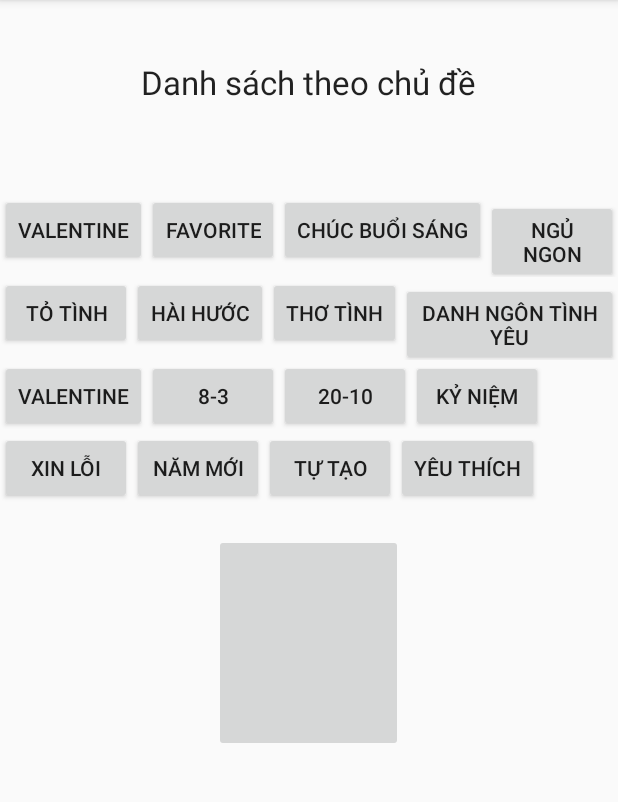
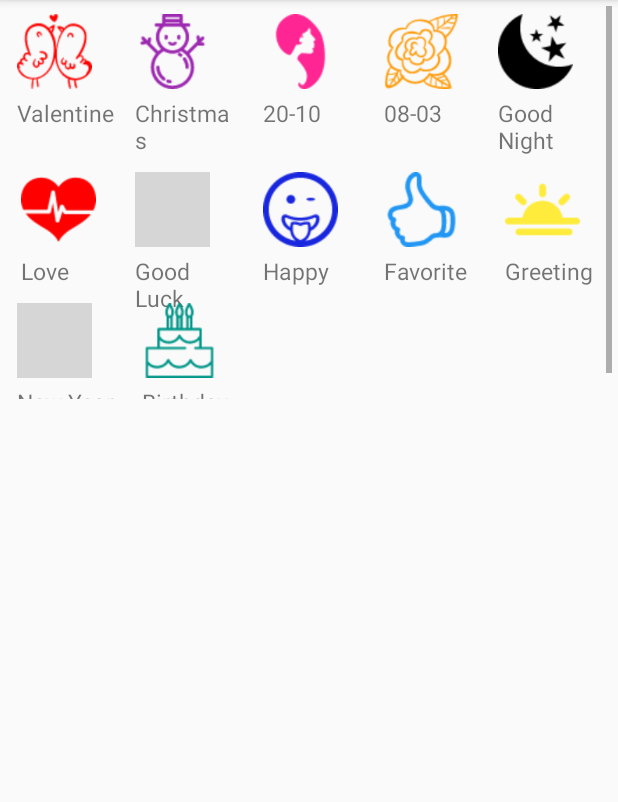
Before and after one commit to DuongThuyUIT/SMSKute, an Android app: the screen it shows after launch (ListTopic), after a tap on an icon or button, on a phone screen of 412 x 824 dp, the part 84-886 px from its top. Run offline under Robolectric (Android 15) with nearby library versions, the phone set to English and light mode, and no system bars; grey boxes are pictures that could not be loaded.

Commit message:
Commit_20/12

```diff
--- /dev/null
+++ b/app/src/main/java/com/duongtran/smskute/CustomGridViewAdapter.java
@@ -0,0 +1,60 @@
+package com.duongtran.smskute;
+
+import android.app.Activity;
+import android.content.Context;
+import android.view.LayoutInflater;
+import android.view.View;
+import android.view.ViewGroup;
+import android.widget.ArrayAdapter;
+import android.widget.ImageView;
+import android.widget.TextView;
+
+import java.util.ArrayList;
+
+/**
+ * Created by thuydao on 20/12/2015.
+ */
+public class CustomGridViewAdapter extends ArrayAdapter<Item> {
+    Context context;
+    int layoutResourceId;
+    ArrayList<Item> data = new ArrayList<Item>();
+
+    public CustomGridViewAdapter(Context context, int layoutResourceId,
+                                 ArrayList<Item> data) {
+        super(context, layoutResourceId, data);
+        this.layoutResourceId = layoutResourceId;
+        this.context = context;
+        this.data = data;
+    }
+
+    @Override
+    public View getView(int position, View convertView, ViewGroup parent) {
+        View row = convertView;
+        RecordHolder holder = null;
+
+        if (row == null) {
+            LayoutInflater inflater = ((Activity) context).getLayoutInflater();
+            row = inflater.inflate(layoutResourceId, parent, false);
+
+            holder = new RecordHolder();
+            holder.txtTitle = (TextView) row.findViewById(R.id.item_text);
+            holder.imageItem = (ImageView) row.findViewById(R.id.item_image);
+            row.setTag(holder);
+        } else {
+            holder = (RecordHolder) row.getTag();
+        }
+
+        Item item = data.get(position);
+        holder.txtTitle.setText(item.getTitle());
+        holder.imageItem.setImageBitmap(item.getImage());
+
+        return row;
+
+    }
+
+    static class RecordHolder {
+        TextView txtTitle;
+        ImageView imageItem;
+
+    }
+}
--- a/app/src/main/java/com/duongtran/smskute/DetailSMS.java
+++ b/app/src/main/java/com/duongtran/smskute/DetailSMS.java
@@ -2,6 +2,8 @@ package com.duongtran.smskute;
 
 import android.app.Activity;
 import android.app.AlertDialog;
+import android.content.ClipData;
+import android.content.ClipboardManager;
 import android.content.DialogInterface;
 import android.content.Intent;
 import android.support.v7.app.AppCompatActivity;
@@ -50,10 +52,13 @@ public class DetailSMS extends Activity {
             list =  db.getSMSLiked();
         else
             list =  db.getSMS(topic);
-
+        if(list.size() == 0){
+            Toast toast=Toast.makeText(this, "Chủ đề này chưa có SMS nào nhé bợn!",   Toast.LENGTH_SHORT);
+            toast.show();
+        }
+        else {
             this.arrSMS.addAll(list);
             //Khởi tạo đối tượng adapter và gán Data source
-
             adapter = new ArrayAdapterSMS(
                     this,
                     R.layout.item_sms,// lấy custom layout
@@ -61,6 +66,9 @@ public class DetailSMS extends Activity {
             lvSMS.setAdapter(adapter);//gán
 
             registerForContextMenu(this.lvSMS);
+        }
+
+
     }
 
     @Override
@@ -105,11 +113,19 @@ public class DetailSMS extends Activity {
             db.updateSMS(selectedSMS);
             this.needRefresh = true;
         }
+        else
+        if(item.getItemId() == MENU_ITEM_SHARE){
+            Intent sharingIntent = new Intent(Intent.ACTION_SEND);
+            sharingIntent.setType("text/plain");
+            sharingIntent.putExtra(android.content.Intent.EXTRA_TEXT, selectedSMS.getContent());
+            ((ClipboardManager) getSystemService(this.CLIPBOARD_SERVICE)).setText(selectedSMS.getContent());
+            startActivity(Intent.createChooser(sharingIntent, "Share using"));
+        }
         return true;
     }
 
     // Người dùng đồng ý xóa một SMS.
-    private void deleteSMS(SMS sms)  {
+    private void deleteSMS(SMS sms) {
         MyDatabaseHelper db = new MyDatabaseHelper(this);
         db.deleteSMS(sms);
         this.arrSMS.remove(sms);
--- /dev/null
+++ b/app/src/main/java/com/duongtran/smskute/Item.java
@@ -0,0 +1,28 @@
+package com.duongtran.smskute;
+
+import android.graphics.Bitmap;
+
+public class Item {
+    Bitmap image;
+    String title;
+
+    public Item(Bitmap image, String title) {
+        super();
+        this.image = image;
+        this.title = title;
+    }
+    public Bitmap getImage() {
+        return image;
+    }
+    public void setImage(Bitmap image) {
+        this.image = image;
+    }
+    public String getTitle() {
+        return title;
+    }
+    public void setTitle(String title) {
+        this.title = title;
+    }
+
+
+}
--- a/app/src/main/java/com/duongtran/smskute/ListTopic.java
+++ b/app/src/main/java/com/duongtran/smskute/ListTopic.java
@@ -1,58 +1,144 @@
 package com.duongtran.smskute;
 
+import android.content.ClipData;
 import android.content.Intent;
+import android.graphics.Bitmap;
+import android.graphics.BitmapFactory;
 import android.support.v7.app.AppCompatActivity;
 import android.os.Bundle;
 import android.view.View;
+import android.widget.AdapterView;
 import android.widget.Button;
+import android.widget.GridView;
 import android.widget.ImageButton;
+import android.widget.TextView;
+
+import java.util.ArrayList;
 
 public class ListTopic extends AppCompatActivity {
 
     Button btnValentine  = null;
     Button btnFavorite  = null;
 
+    GridView gridView;
+    ArrayList<Item> gridArray = new ArrayList<Item>();
+    CustomGridViewAdapter customGridAdapter;
+
     @Override
     protected void onCreate(Bundle savedInstanceState) {
         super.onCreate(savedInstanceState);
         setContentView(R.layout.activity_list_topic);
 
-        btnValentine=(Button) findViewById(R.id.btn_Valentine);
-        btnValentine.setOnClickListener(new eventTopic());
+        //set grid view item
+        Bitmap happy = BitmapFactory.decodeResource(this.getResources(), R.drawable.happy);
+        Bitmap valentine = BitmapFactory.decodeResource(this.getResources(), R.drawable.valentine);
+        Bitmap christmas = BitmapFactory.decodeResource(this.getResources(), R.drawable.christmas);
+        Bitmap _20_10 = BitmapFactory.decodeResource(this.getResources(), R.drawable._20_10);
+        Bitmap _08_03 = BitmapFactory.decodeResource(this.getResources(), R.drawable._08_03);
+        Bitmap night = BitmapFactory.decodeResource(this.getResources(), R.drawable.night);
+        Bitmap goodLuck = BitmapFactory.decodeResource(this.getResources(), R.drawable.goodluck);
+        Bitmap favorite = BitmapFactory.decodeResource(this.getResources(), R.drawable.favorite);
+        Bitmap greeting = BitmapFactory.decodeResource(this.getResources(), R.drawable.greeting);
+        Bitmap newYear = BitmapFactory.decodeResource(this.getResources(), R.drawable.newyear);
+        Bitmap birthday = BitmapFactory.decodeResource(this.getResources(), R.drawable.birthday);
+        Bitmap love = BitmapFactory.decodeResource(this.getResources(), R.drawable.love);
 
-        btnFavorite=(Button) findViewById(R.id.btn_Favorite);
-        btnFavorite.setOnClickListener(new eventTopic());
+        gridArray.add(new Item(valentine,"Valentine"));
+        gridArray.add(new Item(christmas,"Christmas"));
+        gridArray.add(new Item(_20_10,"20-10"));
+        gridArray.add(new Item(_08_03,"08-03"));
+        gridArray.add(new Item(night,"Good Night"));
+        gridArray.add(new Item(love,"Love"));
+        gridArray.add(new Item(goodLuck,"Good Luck"));
+        gridArray.add(new Item(happy,"Happy"));
+        gridArray.add(new Item(favorite,"Favorite"));
+        gridArray.add(new Item(greeting,"Greeting"));
+        gridArray.add(new Item(newYear,"New Year"));
+        gridArray.add(new Item(birthday,"Birthday"));
+
+//
+//
+        gridView = (GridView) findViewById(R.id.gridView1);
+        customGridAdapter = new CustomGridViewAdapter(this, R.layout.row_grid, gridArray);
+        gridView.setAdapter(customGridAdapter);
+
+        gridView.setOnItemClickListener(new AdapterView.OnItemClickListener() {
+            public void onItemClick(AdapterView parent, View v, int position, long id) {
+                Intent myIntent=new Intent(ListTopic.this, DetailSMS.class);
+                Bundle bundle=new Bundle();
+                TextView text = (TextView) v.findViewById(R.id.item_text);
+                String topic = text.getText().toString();
+                String topicId = null;
+                if(topic.equals("Valentine"))
+                    topicId = "VLT";
+                else if(topic.equals("Christmas"))
+                    topicId = "CH";
+                else if(topic.equals("20-10"))
+                    topicId = "2010";
+                else if(topic.equals("08-03"))
+                    topicId = "83";
+                else if(topic.equals("Good Night"))
+                    topicId = "GN";
+                else if(topic.equals("Favorite"))
+                    topicId = "Favorite";
+                else if(topic.equals("Greeting"))
+                    topicId = "GR";
+                else if(topic.equals("Love"))
+                    topicId = "LO";
+                else if(topic.equals("New Year"))
+                    topicId = "NY";
+                else if(topic.equals("Birthday"))
+                    topicId = "BD";
+                else if(topic.equals("Good Luck"))
+                    topicId = "GL";
+                else if(topic.equals("Happy"))
+                    topicId = "HP";
+
+                bundle.putString("topic", topicId);
+                myIntent.putExtra("MyTopic", bundle);
+                startActivity(myIntent);
+
+
+            }
+        });
+
+
+//        btnValentine=(Button) findViewById(R.id.btn_Valentine);
+//        btnValentine.setOnClickListener(new eventTopic());
+//
+//        btnFavorite=(Button) findViewById(R.id.btn_Favorite);
+//        btnFavorite.setOnClickListener(new eventTopic());
     }
 
-    private class eventTopic implements View.OnClickListener
-    {
-
-        @Override
-        public void onClick(View v) {
-            Intent myIntent=new Intent(ListTopic.this, DetailSMS.class);
-            Bundle bundle=new Bundle();
-            // TODO Auto-generated method stub
-            if(v.getId()==R.id.btn_Valentine)
-            {
-                String topic = "VLT";
-                bundle.putString("topic", topic);
-                myIntent.putExtra("MyTopic", bundle);
-                startActivity(myIntent);
-            }
-            else if(v.getId()==R.id.btn_Favorite)
-            {
-                String topic = "Favorite";
-                bundle.putString("topic", topic);
-                myIntent.putExtra("MyTopic", bundle);
-                startActivity(myIntent);
-            }
-
-//            else if(v.getId()==R.id.buttonInsertBook)
+//    private class eventTopic implements View.OnClickListener
+//    {
+//
+//        @Override
+//        public void onClick(View v) {
+//            Intent myIntent=new Intent(ListTopic.this, DetailSMS.class);
+//            Bundle bundle=new Bundle();
+//            // TODO Auto-generated method stub
+//            if(v.getId()==R.id.btn_Valentine)
 //            {
-//                Intent intent=new Intent(MainActivity.this, InsertBookActivity.class);
-//                startActivity(intent);
+//                String topic = "VLT";
+//                bundle.putString("topic", topic);
+//                myIntent.putExtra("MyTopic", bundle);
+//                startActivity(myIntent);
 //            }
-        }
-
-    }
+//            else if(v.getId()==R.id.btn_Favorite)
+//            {
+//                String topic = "Favorite";
+//                bundle.putString("topic", topic);
+//                myIntent.putExtra("MyTopic", bundle);
+//                startActivity(myIntent);
+//            }
+//
+////            else if(v.getId()==R.id.buttonInsertBook)
+////            {
+////                Intent intent=new Intent(MainActivity.this, InsertBookActivity.class);
+////                startActivity(intent);
+////            }
+//        }
+//
+//    }
 }
--- a/app/src/main/java/com/duongtran/smskute/MyDatabaseHelper.java
+++ b/app/src/main/java/com/duongtran/smskute/MyDatabaseHelper.java
@@ -81,15 +81,17 @@ public class MyDatabaseHelper extends SQLiteOpenHelper {
     public void createDefaultTopicsIfNeed()  {
         int count = this.getTopicsCount();
         if(count == 0 ) {
-            Topic topic1 = new Topic("VLT", "Valentine");
-            Topic topic2 = new Topic("GS", "Giáng sinh");
+            Topic topic1 = new Topic("VlT", "Valentine");
+            Topic topic2 = new Topic("CH", "Christmas");
             Topic topic3 = new Topic("2010", "20-10");
             Topic topic4 = new Topic("83", "8-3");
-            Topic topic5 = new Topic("CNN", "Chúc ngủ ngon");
-            Topic topic6 = new Topic("CBS", "Chào buổi sáng");
-            Topic topic7 = new Topic("TT", "Tỏ tình");
-            Topic topic8 = new Topic("NM", "Năm mới");
-            Topic topic9 = new Topic("CSN", "Chúc sinh nhật");
+            Topic topic5 = new Topic("GN", "Good Night");
+            Topic topic6 = new Topic("GR", "Greeting");
+            Topic topic7 = new Topic("LO", "Love");
+            Topic topic8 = new Topic("NY", "New year");
+            Topic topic9 = new Topic("BD", "Birthday");
+            Topic topic10 = new Topic("GL", "Good luck");
+            Topic topic11 = new Topic("HP", "Happy");
             this.addTopic(topic1);
             this.addTopic(topic2);
             this.addTopic(topic3);
@@ -100,6 +102,8 @@ public class MyDatabaseHelper extends SQLiteOpenHelper {
             this.addTopic(topic7);
             this.addTopic(topic8);
             this.addTopic(topic9);
+            this.addTopic(topic10);
+            this.addTopic(topic11);
         }
     }
 
@@ -142,13 +146,35 @@ public class MyDatabaseHelper extends SQLiteOpenHelper {
         if(count == 0 ) {
             SMS sms1 = new SMS("Chúc bạn có một ngày Valentine thật hạnh phúc bên cạnh người bạn yêu. Và tôi chắc hạnh phúc đó được trạo tặng từ một người yêu bạn chân thành nhậtChúc bạn có một ngày Valentine thật hạnh phúc bên cạnh người bạn yêu. Và tôi chắc hạnh phúc đó được trạo tặng từ một người yêu bạn chân thành nhậtChúc bạn có một ngày Valentine thật hạnh phúc bên cạnh người bạn yêu. Và tôi chắc hạnh phúc đó được trạo tặng từ một người yêu bạn chân thành nhậtChúc bạn có một ngày Valentine thật hạnh phúc bên cạnh người bạn yêu. Và tôi chắc hạnh phúc đó được trạo tặng từ một người yêu bạn chân thành nhậtChúc bạn có một ngày Valentine thật hạnh phúc bên cạnh người bạn yêu. Và tôi chắc hạnh phúc đó được trạo tặng từ một người yêu bạn chân thành nhật", "VLT", true);
             SMS sms2 = new SMS("Chúng ta đã cùng vượt qua những khoảng thời gian khó khn, em yêu. Trong ngày đặc biệt hôm nay. Anh chỉ muốn cho tất cả mọi người biết rằng: em là duy nhất của anh... Anh yêu em rất nhiều", "VLT", false);
-            SMS sms3 = new SMS("Merry christmas cuộc sống của anh! Chúc em một giáng sinh ấp áp với tiếng cười, niềm vui và hạnh phúc", "GS", false);
-            SMS sms4 = new SMS("Happ birthday to you! To day was not sunny day but wish It is day full of happy, smile and lucky with you!", "CSN", true);
+            SMS sms3 = new SMS("Merry christmas cuộc sống của anh! Chúc em một giáng sinh ấp áp với tiếng cười, niềm vui và hạnh phúc", "CH", false);
+            SMS sms4 = new SMS("Happ birthday to you! To day was not sunny day but wish It is day full of happy, smile and lucky with you!", "BD", true);
 
+            SMS sms5 = new SMS("__i_i_i_i_i_i_i_i__\n" +
+            "            __[¸.·´¯`·☆·´¯`·.¸]__\n" +
+            "                    [.¸.·´¯`04- 5´¯`·.¸.]\n" +
+            "            |_______ღ.ღ_______|\n" +
+            "            ::..̾.۰.Happy.۰.̾..::\n" +
+            "            ::_.۰.Birth Day.۰._::\n" +
+            "            ¯¯¯¯¯¯¯¯¯¯¯¯¯¯¯¯¯¯¯¯¯¯\n" +
+            "            Sinh nhật Vui vẻ !", "BD", false);
+
+            SMS sms6 = new SMS(" +\"\"-.,_,.-\"\"+.\n" +
+                    "            ; #\"-.Happy_.-\"#\n" +
+                    "            *'+. New +\"+*\n" +
+                    "                    +-.Year.-+\n" +
+                    "                    \"-._.-\"\n" +
+                    "            \"-..-*\"-..2016.-*\"-..-\"\n" +
+                    "            Cung chúc tân niên,\n" +
+                    "            Sức khỏe vô biên, thành công liên miên,\n" +
+                    "                    hạnh phúc triền miên, túi luôn đầy tiền,\n" +
+                    "                    sung sướng như tiên.Chúc mừng năm mới.\n" +
+                    "            !", "NY", false);
             this.addSMS(sms1);
             this.addSMS(sms2);
             this.addSMS(sms3);
             this.addSMS(sms4);
+            this.addSMS(sms5);
+            this.addSMS(sms6);
         }
     }
 
--- a/app/src/main/res/layout/activity_list_topic.xml
+++ b/app/src/main/res/layout/activity_list_topic.xml
@@ -5,140 +5,15 @@
     android:orientation="vertical"
     android:weightSum="1">
 
-    <TextView
-        android:layout_width="wrap_content"
+    <GridView
+        android:id="@+id/gridView1"
+        android:layout_width="fill_parent"
         android:layout_height="wrap_content"
-        android:textAppearance="?android:attr/textAppearanceLarge"
-        android:text="Danh sách theo chủ đề"
-        android:id="@+id/txtv_listtopic"
-        android:layout_gravity="center_horizontal"
-        android:layout_marginTop="40dp"/>
-
-    <LinearLayout
-        android:layout_width="match_parent"
-        android:layout_height="wrap_content"
-        android:orientation="vertical"
-        android:layout_marginTop="60dp"
-        >
-
-        <LinearLayout
-            android:layout_width="wrap_content"
-            android:layout_height="wrap_content"
-            android:orientation="horizontal">
-            <Button
-                android:layout_width="wrap_content"
-                android:layout_height="wrap_content"
-                android:text="Valentine"
-                android:id="@+id/btn_Valentine"/>
-            <Button
-                android:layout_width="wrap_content"
-                android:layout_height="wrap_content"
-                android:text="Favorite"
-                android:id="@+id/btn_Favorite"/>
-            <Button
-                android:layout_width="wrap_content"
-                android:layout_height="wrap_content"
-                android:text="Chúc buổi
-sáng"
-
-                android:id="@+id/btn_goodmorning"/>
-            <Button
-                android:layout_width="wrap_content"
-                android:layout_height="wrap_content"
-                android:text="Ngủ ngon"
-                android:id="@+id/btn_goodnight"/>
-        </LinearLayout>
-
-        <LinearLayout
-            android:layout_width="wrap_content"
-            android:layout_height="wrap_content"
-            android:orientation="horizontal">
-            <Button
-                android:layout_width="wrap_content"
-                android:layout_height="wrap_content"
-                android:text="Tỏ tình"
-                android:id="@+id/btn_showingaffection"/>
-            <Button
-                android:layout_width="wrap_content"
-                android:layout_height="wrap_content"
-                android:text="Hài hước"
-                android:id="@+id/btn_funny"/>
-            <Button
-                android:layout_width="wrap_content"
-                android:layout_height="wrap_content"
-                android:text="Thơ tình"
-                android:id="@+id/btn_lovepoem"/>
-            <Button
-                android:layout_width="wrap_content"
-                android:layout_height="wrap_content"
-                android:text="Danh ngôn
-tình yêu"
-                android:id="@+id/btn_maximlove"/>
-        </LinearLayout>
-
-        <LinearLayout
-            android:layout_width="wrap_content"
-            android:layout_height="wrap_content"
-            android:orientation="horizontal">
-            <Button
-                android:layout_width="wrap_content"
-                android:layout_height="wrap_content"
-                android:text="Valentine"
-                android:id="@+id/btn_valentine"/>
-            <Button
-                android:layout_width="wrap_content"
-                android:layout_height="wrap_content"
-                android:text="8-3"
-                android:id="@+id/btn_83"/>
-            <Button
-                android:layout_width="wrap_content"
-                android:layout_height="wrap_content"
-                android:text="20-10"
-                android:id="@+id/btn_2010"/>
-            <Button
-                android:layout_width="wrap_content"
-                android:layout_height="wrap_content"
-                android:text="Kỷ niệm"
-                android:id="@+id/btn_celebrate"/>
-        </LinearLayout>
-
-        <LinearLayout
-            android:layout_width="wrap_content"
-            android:layout_height="wrap_content"
-            android:orientation="horizontal">
-            <Button
-                android:layout_width="wrap_content"
-                android:layout_height="wrap_content"
-                android:text="Xin lỗi"
-                android:id="@+id/btn_sorry"/>
-            <Button
-                android:layout_width="wrap_content"
-                android:layout_height="wrap_content"
-                android:text="Năm mới"
-                android:id="@+id/btn_newyear"/>
-            <Button
-                android:layout_width="wrap_content"
-                android:layout_height="wrap_content"
-                android:text="Tự tạo"
-                android:id="@+id/btn_create"/>
-            <Button
-                android:layout_width="wrap_content"
-                android:layout_height="wrap_content"
-                android:text="Yêu thích"
-                android:id="@+id/btn_loveit"/>
-        </LinearLayout>
-
-
-
-    </LinearLayout>
-
-    <ImageButton
-        android:layout_width="126dp"
-        android:layout_height="wrap_content"
-        android:id="@+id/imgbtn_home"
-        android:layout_weight="0.32"
-        android:layout_gravity="center_horizontal"
-
-        android:layout_marginTop="20dp"/>
+        android:layout_margin="4dp"
+        android:columnWidth="80dp"
+        android:gravity="center"
+        android:numColumns="auto_fit"
+        android:stretchMode="columnWidth" >
+    </GridView>
 
 </LinearLayout>
--- a/app/src/main/res/layout/activity_main.xml
+++ b/app/src/main/res/layout/activity_main.xml
@@ -2,51 +2,64 @@
     xmlns:tools="http://schemas.android.com/tools"
     android:layout_width="match_parent"
     android:layout_height="match_parent"
-
     tools:context=".MainActivity"
     android:orientation="vertical"
-    android:background="@drawable/heart_24">
+    android:background="@drawable/heart_24"
+    android:weightSum="1">
 
-
-
-
-    <AbsoluteLayout
-        android:layout_width="match_parent"
-        android:layout_height="match_parent"        >
         <ImageButton
-            android:layout_width="195dp"
-            android:layout_height="102dp"
+            android:layout_width="199dp"
+            android:layout_height="104dp"
             android:background="@drawable/sms"
             android:id="@+id/btnSMS"
-            android:layout_gravity="center_horizontal"
-            android:layout_x="90dp"
-            android:layout_y="19dp" />
+            android:layout_gravity="center_horizontal" />
 
-
+        <RelativeLayout
+            android:layout_width="match_parent"
+            android:layout_height="match_parent">
 
             <ImageButton
-            android:layout_width="110dp"
-            android:layout_height="58dp"
+                android:layout_width="83dp"
+                android:layout_height="44dp"
                 android:background="@drawable/story"
                 android:id="@+id/imgb_main_chamngon"
-            android:layout_gravity="center_horizontal"
                 android:layout_x="184dp"
-            android:layout_y="101dp" />
+                android:layout_y="101dp"
+                android:layout_marginRight="104dp"
+                android:layout_marginEnd="104dp"
+                android:layout_alignParentTop="true"
+                android:layout_alignParentRight="true"
+                android:layout_alignParentEnd="true" />
 
             <ImageButton
-        android:layout_width="201dp"
-        android:layout_height="142dp"
+                android:layout_width="159dp"
+                android:layout_height="113dp"
                 android:background="@drawable/envelope1"
                 android:id="@+id/imgb_smslove"
-        android:layout_gravity="center_horizontal"
                 android:layout_x="123dp"
                 android:layout_y="266dp"
                 android:adjustViewBounds="false"
                 android:baselineAlignBottom="false"
                 android:clickable="false"
-            android:contextClickable="false" />
+                android:contextClickable="false"
+                android:layout_column="1"
+                android:layout_row="1"
+                android:layout_marginBottom="109dp"
+                android:layout_alignParentBottom="true"
+                android:layout_alignRight="@+id/imgb_main_chamngon"
+                android:layout_alignEnd="@+id/imgb_main_chamngon" />
 
-    </AbsoluteLayout>
+        </RelativeLayout>
+
+
+
+
+
+
+
+
+
+
 
 
 
--- /dev/null
+++ b/app/src/main/res/layout/row_grid.xml
@@ -0,0 +1,24 @@
+<LinearLayout xmlns:android="http://schemas.android.com/apk/res/android"
+    xmlns:tools="http://schemas.android.com/tools"
+    android:layout_width="wrap_content"
+    android:layout_height="wrap_content"
+    android:orientation="vertical"
+    android:padding="5dp" >
+
+    <ImageView
+        android:id="@+id/item_image"
+        android:layout_width="50dp"
+        android:layout_height="50dp"
+        android:layout_marginRight="10dp"
+        android:src="@drawable/home" >
+    </ImageView>
+
+    <TextView
+        android:id="@+id/item_text"
+        android:layout_width="wrap_content"
+        android:layout_height="wrap_content"
+        android:layout_marginTop="5dp"
+        android:textSize="15sp" >
+    </TextView>
+
+</LinearLayout>
```
Also changed, not shown: app/src/main/res/drawable/_08_03.png (added), app/src/main/res/drawable/_20_10.png (added), app/src/main/res/drawable/birthday.png (added), app/src/main/res/drawable/christmas.png (added), app/src/main/res/drawable/favorite.png (added), app/src/main/res/drawable/greeting.png (added), app/src/main/res/drawable/happy.png (added), app/src/main/res/drawable/home.png (added), app/src/main/res/drawable/love.png (added), app/src/main/res/drawable/night.png (added), app/src/main/res/drawable/personal.png (added), app/src/main/res/drawable/valentine.png (added). Lines whose indentation alone changed are shown as unchanged.
